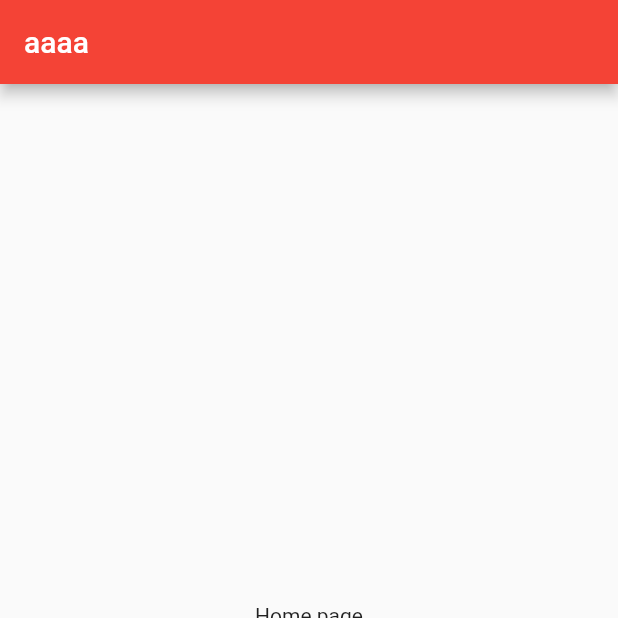
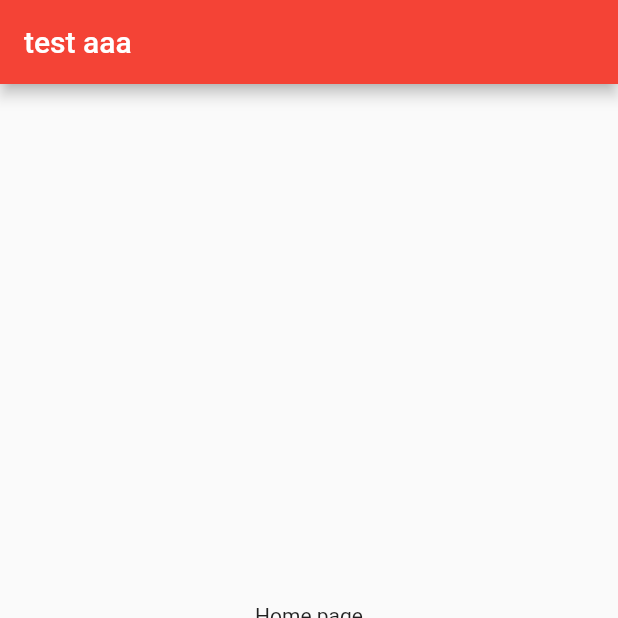
Before and after one commit to zyhahaha/designer-app, a Flutter app: the screen it shows after launch, on a phone screen of 412 x 824 dp, the top half of it. Run offline on Flutter 3.47's test engine with Material 2 defaults, Android fonts, the phone set to English and light mode, and no system bars.

Commit message:
父子组件通信

```diff
--- a/lib/main.dart
+++ b/lib/main.dart
@@ -27,7 +27,7 @@ class MyApp extends StatelessWidget {
       theme: ThemeData(
         primarySwatch: Colors.red,
       ),
-      home: HomePageContainer(pageIndex: 0),
+      home: HomePageContainer(title: 'test aaa'),
       debugShowCheckedModeBanner: false, // 隐藏Debug标记
 
       // initialRoute: "/",
--- a/lib/src/home_page/index.dart
+++ b/lib/src/home_page/index.dart
@@ -1,28 +1,45 @@
 import 'package:flutter/material.dart';
 // basic
-// import 'nav_bar.dart';
+import 'nav_bar.dart';
 // page
 import 'page_home.dart';
 import 'page_my.dart';
 
 class HomePageContainer extends StatefulWidget {
-  HomePageContainer({Key? key, required this.pageIndex}) : super(key: key);
-  final int pageIndex;
+  HomePageContainer({Key? key, required this.title}) : super(key: key);
+  final String title;
 
   @override
   _HomePageContainer createState() => _HomePageContainer();
 }
 
 class _HomePageContainer extends State<HomePageContainer> {
+  var pageIndex = 0;
+
+  void onChangeNavIndex(navIndex) {
+    setState(() {
+      pageIndex = navIndex;
+    });
+  }
+
   @override
   Widget build(BuildContext context) {
-    if (widget.pageIndex == 0) {
-      return HomePage(title: 'aaaa');
-    } else if (widget.pageIndex == 2) {
-      return MyPage(title: 'bbbb');
+    var currentPage;
+    if (pageIndex == 0) {
+      currentPage = HomePage(title: 'aaaa');
+    } else if (pageIndex == 2) {
+      currentPage = MyPage(title: 'bbbb');
     } else {
-      return Text('error page');
+      currentPage = Text('error page');
     }
+
+    return Scaffold(
+      appBar: AppBar(
+        title: Text(widget.title),
+      ),
+      body: currentPage,
+      bottomNavigationBar: VanNavigationBar(onChangeIndex: onChangeNavIndex),
+    );
   }
 }
 
--- a/lib/src/home_page/nav_bar.dart
+++ b/lib/src/home_page/nav_bar.dart
@@ -1,6 +1,9 @@
 import 'package:flutter/material.dart';
 
 class VanNavigationBar extends StatefulWidget {
+  final ValueChanged<int> onChangeIndex;
+  VanNavigationBar({Key? key, required this.onChangeIndex}) : super(key: key);
+
   @override
   _VanNavigationBar createState() => _VanNavigationBar();
 }
@@ -29,6 +32,7 @@ class _VanNavigationBar extends State<VanNavigationBar> {
     setState(() {
       _selectedIndex = index;
     });
+    widget.onChangeIndex(index);
   }
 
   @override
--- a/lib/src/home_page/page_home.dart
+++ b/lib/src/home_page/page_home.dart
@@ -1,6 +1,6 @@
 import 'package:flutter/material.dart';
 // basic
-import 'nav_bar.dart';
+// import 'nav_bar.dart';
 
 class HomePage extends StatefulWidget {
   HomePage({Key? key, required this.title}) : super(key: key);
@@ -14,17 +14,11 @@ class HomePage extends StatefulWidget {
 class _HomePageState extends State<HomePage> {
   @override
   Widget build(BuildContext context) {
-    return Scaffold(
-      appBar: AppBar(
-        title: Text(widget.title),
+    return Center(
+      child: Column(
+        mainAxisAlignment: MainAxisAlignment.center,
+        children: <Widget>[Text('Home page')],
       ),
-      body: Center(
-        child: Column(
-          mainAxisAlignment: MainAxisAlignment.center,
-          children: <Widget>[Text('Home page')],
-        ),
-      ),
-      bottomNavigationBar: VanNavigationBar(),
     );
   }
 }
--- a/lib/src/home_page/page_my.dart
+++ b/lib/src/home_page/page_my.dart
@@ -1,6 +1,6 @@
 import 'package:flutter/material.dart';
 // basic
-import 'nav_bar.dart';
+// import 'nav_bar.dart';
 
 class MyPage extends StatefulWidget {
   MyPage({Key? key, required this.title}) : super(key: key);
@@ -14,17 +14,11 @@ class MyPage extends StatefulWidget {
 class _MyPageState extends State<MyPage> {
   @override
   Widget build(BuildContext context) {
-    return Scaffold(
-      appBar: AppBar(
-        title: Text(widget.title),
+    return Center(
+      child: Column(
+        mainAxisAlignment: MainAxisAlignment.center,
+        children: <Widget>[Text('My page')],
       ),
-      body: Center(
-        child: Column(
-          mainAxisAlignment: MainAxisAlignment.center,
-          children: <Widget>[Text('My page')],
-        ),
-      ),
-      bottomNavigationBar: VanNavigationBar(),
     );
   }
 }
```
